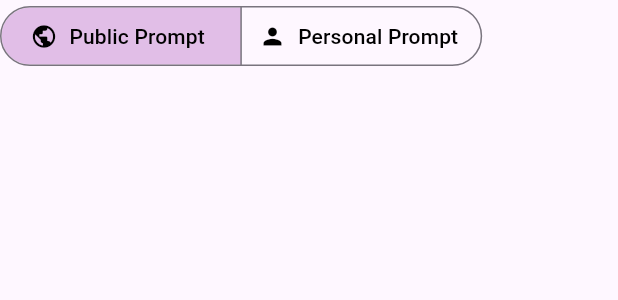
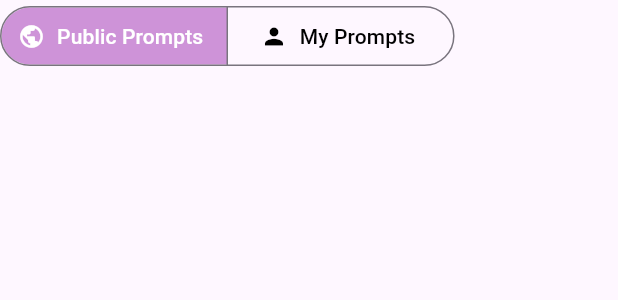
Before and after one commit to WokCao/AdvancedMobile-AIChat, a Flutter app: the SegmentedButtonWidget widget shown alone on an empty page, opened directly with empty values, on a phone screen of 412 x 824 dp. Shown: the top 300 px of the screen. Run offline on Flutter 3.47's test engine with Material 3 defaults, Android fonts, the phone set to English and light mode, and no system bars; our stand-ins replace dio, dotted_border, font_awesome_flutter, shared_preferences; accounts and stored records are empty; network calls fail.

Commit message:
display prompts by categories

```diff
--- a/lib/services/api_service.dart
+++ b/lib/services/api_service.dart
@@ -102,6 +102,7 @@ class ApiService {
     int offset = 0,
     int limit = 20,
     String query = '',
+    String category = 'All',
   }) async {
     try {
       final response = await _dio.get(
@@ -111,6 +112,7 @@ class ApiService {
           'offset': offset,
           'limit': limit,
           if (query.isNotEmpty) 'query': query,
+          if (category != 'All') 'category': category.toLowerCase(),
         },
       );
 
--- a/lib/widgets/prompt/segmented_button.dart
+++ b/lib/widgets/prompt/segmented_button.dart
@@ -18,16 +18,27 @@ class _SegmentedButtonWidget extends State<SegmentedButtonWidget> {
     return SegmentedButton<Prompt>(
       showSelectedIcon: false,
       style: ButtonStyle(
+        iconColor: WidgetStateProperty.resolveWith<Color?>(
+              (Set<WidgetState> states) {
+            if (states.contains(WidgetState.selected)){
+              return Colors.white;
+            }
+            return Colors.black;
+          },
+        ),
         backgroundColor: WidgetStateProperty.resolveWith<Color?>(
               (Set<WidgetState> states) {
             if (states.contains(WidgetState.selected)){
-              return Colors.purple.shade100;
+              return Colors.purple.shade200;
             }
             return null;
           },
         ),
         foregroundColor: WidgetStateProperty.resolveWith<Color?>(
               (Set<WidgetState> states) {
+            if (states.contains(WidgetState.selected)){
+              return Colors.white;
+            }
             return Colors.black;
           },
         ),
@@ -35,12 +46,12 @@ class _SegmentedButtonWidget extends State<SegmentedButtonWidget> {
       segments: const <ButtonSegment<Prompt>>[
         ButtonSegment<Prompt>(
           value: Prompt.public,
-          label: Text('Public Prompt'),
+          label: Text('Public Prompts'),
           icon: Icon(Icons.public),
         ),
         ButtonSegment<Prompt>(
           value: Prompt.personal,
-          label: Text('Personal Prompt'),
+          label: Text('My Prompts'),
           icon: Icon(Icons.person),
         ),
       ],
```
Also changed, not shown: lib/screens/prompt_sample_screen.dart (+47 -1 lines).
